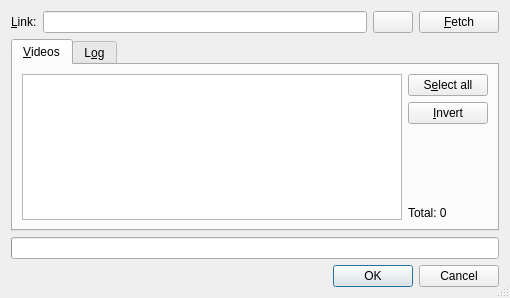
The window that rc/rssdlg.ui (guendto/abby) describes before a commit, drawn with Qt 5.
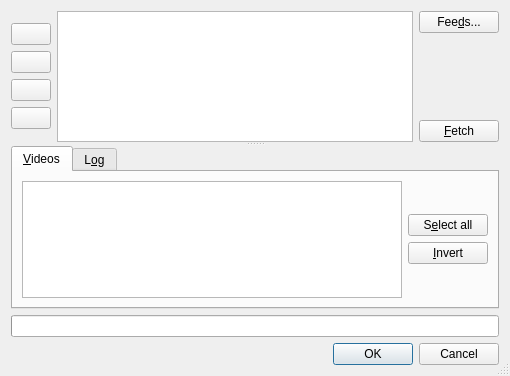
The same window after the commit. Icons and pictures are not drawn.

Patch:
```diff
--- a/rc/rssdlg.ui
+++ b/rc/rssdlg.ui
@@ -11,7 +11,7 @@
     <x>0</x>
     <y>0</y>
     <width>510</width>
-    <height>298</height>
+    <height>376</height>
    </rect>
   </property>
   <property name="windowTitle">
@@ -26,27 +26,143 @@
   </property>
   <layout class="QGridLayout" name="gridLayout_2">
    <item row="0" column="0">
+    <widget class="QSplitter" name="splitter">
+     <property name="orientation">
+      <enum>Qt::Vertical</enum>
+     </property>
+     <widget class="QWidget" name="layoutWidget">
     <layout class="QHBoxLayout" name="horizontalLayout_2">
      <item>
-      <widget class="QLabel" name="label">
+        <layout class="QVBoxLayout" name="verticalLayout_3">
+         <item>
+          <spacer name="verticalSpacer_6">
+           <property name="orientation">
+            <enum>Qt::Vertical</enum>
+           </property>
+           <property name="sizeHint" stdset="0">
+            <size>
+             <width>20</width>
+             <height>40</height>
+            </size>
+           </property>
+          </spacer>
+         </item>
+         <item>
+          <widget class="QPushButton" name="addButton">
+           <property name="toolTip">
+            <string/>
+           </property>
+           <property name="statusTip">
+            <string>Add link</string>
+           </property>
        <property name="text">
-        <string>&amp;Link:</string>
-       </property>
-       <property name="buddy">
-        <cstring>linkEdit</cstring>
-       </property>
+            <string/>
+           </property>
+           <property name="icon">
+            <iconset resource="abby.qrc">
+             <normaloff>:/list-add.png</normaloff>:/list-add.png</iconset>
+           </property>
+           <property name="iconSize">
+            <size>
+             <width>16</width>
+             <height>16</height>
+            </size>
+           </property>
       </widget>
      </item>
      <item>
-      <widget class="QLineEdit" name="linkEdit"/>
-     </item>
+          <widget class="QPushButton" name="removeButton">
+           <property name="toolTip">
+            <string/>
+           </property>
+           <property name="statusTip">
+            <string>Remove from list</string>
+           </property>
+           <property name="text">
+            <string/>
+           </property>
+           <property name="icon">
+            <iconset resource="abby.qrc">
+             <normaloff>:/list-remove.png</normaloff>:/list-remove.png</iconset>
+           </property>
+           <property name="iconSize">
+            <size>
+             <width>16</width>
+             <height>16</height>
+            </size>
+           </property>
+          </widget>
+         </item>
+         <item>
+          <widget class="QPushButton" name="pasteButton">
+           <property name="toolTip">
+            <string/>
+           </property>
+           <property name="statusTip">
+            <string>Paste from clipboard</string>
+           </property>
+           <property name="text">
+            <string/>
+           </property>
+           <property name="icon">
+            <iconset resource="abby.qrc">
+             <normaloff>:/edit-paste.png</normaloff>:/edit-paste.png</iconset>
+           </property>
+           <property name="iconSize">
+            <size>
+             <width>16</width>
+             <height>16</height>
+            </size>
+           </property>
+          </widget>
+         </item>
+         <item>
+          <widget class="QPushButton" name="clearButton">
+           <property name="statusTip">
+            <string>Clear list</string>
+           </property>
+           <property name="text">
+            <string/>
+           </property>
+           <property name="icon">
+            <iconset resource="abby.qrc">
+             <normaloff>:/edit-clear.png</normaloff>:/edit-clear.png</iconset>
+           </property>
+           <property name="iconSize">
+            <size>
+             <width>16</width>
+             <height>16</height>
+            </size>
+           </property>
+          </widget>
+         </item>
+         <item>
+          <spacer name="verticalSpacer_7">
+           <property name="orientation">
+            <enum>Qt::Vertical</enum>
+           </property>
+           <property name="sizeHint" stdset="0">
+            <size>
+             <width>20</width>
+             <height>40</height>
+            </size>
+           </property>
+          </spacer>
+         </item>
+        </layout>
+       </item>
+       <item>
+        <widget class="QListWidget" name="itemsList"/>
+       </item>
+       <item>
+        <layout class="QVBoxLayout" name="verticalLayout_2">
      <item>
       <widget class="QPushButton" name="feedmgrButton">
        <property name="toolTip">
         <string>Saved feeds</string>
        </property>
        <property name="text">
-        <string/>
+            <string>Fee&amp;ds...</string>
        </property>
        <property name="icon">
         <iconset resource="abby.qrc">
@@ -60,6 +176,19 @@
        </property>
       </widget>
      </item>
+         <item>
+          <spacer name="verticalSpacer_5">
+           <property name="orientation">
+            <enum>Qt::Vertical</enum>
+           </property>
+           <property name="sizeHint" stdset="0">
+            <size>
+             <width>20</width>
+             <height>40</height>
+            </size>
+           </property>
+          </spacer>
+         </item>
      <item>
       <widget class="QPushButton" name="fetchButton">
        <property name="text">
@@ -79,7 +208,8 @@
      </item>
     </layout>
    </item>
-   <item row="1" column="0">
+      </layout>
+     </widget>
     <widget class="QTabWidget" name="tabWidget">
      <property name="currentIndex">
       <number>0</number>
@@ -103,13 +233,13 @@
             <number>-1</number>
            </property>
            <property name="rootIsDecorated">
-            <bool>false</bool>
+             <bool>true</bool>
            </property>
            <property name="uniformRowHeights">
             <bool>false</bool>
            </property>
            <property name="sortingEnabled">
-            <bool>false</bool>
+             <bool>true</bool>
            </property>
            <property name="headerHidden">
             <bool>true</bool>
@@ -128,6 +258,19 @@
          </item>
          <item>
           <layout class="QVBoxLayout" name="verticalLayout">
+            <item>
+             <spacer name="verticalSpacer_2">
+              <property name="orientation">
+               <enum>Qt::Vertical</enum>
+              </property>
+              <property name="sizeHint" stdset="0">
+               <size>
+                <width>20</width>
+                <height>40</height>
+               </size>
+              </property>
+             </spacer>
+            </item>
            <item>
             <widget class="QPushButton" name="selectallButton">
              <property name="text">
@@ -155,13 +298,6 @@
              </property>
             </spacer>
            </item>
-           <item>
-            <widget class="QLabel" name="totalLabel">
-             <property name="text">
-              <string>Total: 0</string>
-             </property>
-            </widget>
-           </item>
           </layout>
          </item>
         </layout>
@@ -189,6 +325,17 @@
       </layout>
      </widget>
     </widget>
+    </widget>
+   </item>
+   <item row="1" column="0">
+    <widget class="QProgressBar" name="progressBar">
+     <property name="value">
+      <number>0</number>
+     </property>
+     <property name="textVisible">
+      <bool>false</bool>
+     </property>
+    </widget>
    </item>
    <item row="3" column="0">
     <widget class="QDialogButtonBox" name="buttonBox">
@@ -200,16 +347,6 @@
      </property>
     </widget>
    </item>
-   <item row="2" column="0">
-    <widget class="QProgressBar" name="progressBar">
-     <property name="value">
-      <number>0</number>
-     </property>
-     <property name="textVisible">
-      <bool>false</bool>
-     </property>
-    </widget>
-   </item>
   </layout>
  </widget>
  <tabstops>
```
Left out of the diff: 73 changed lines with no effect on the pictures. Lines whose indentation alone changed are shown as unchanged.
